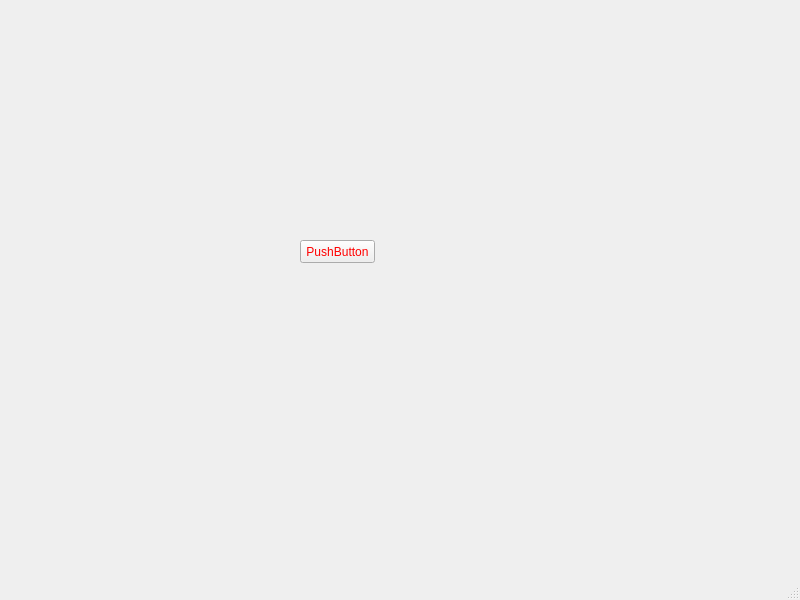
Before: the Qt Designer form lookandfeelcostomization/mainwindow.ui in szkmiyabi/qt_project, drawn with Qt 5.
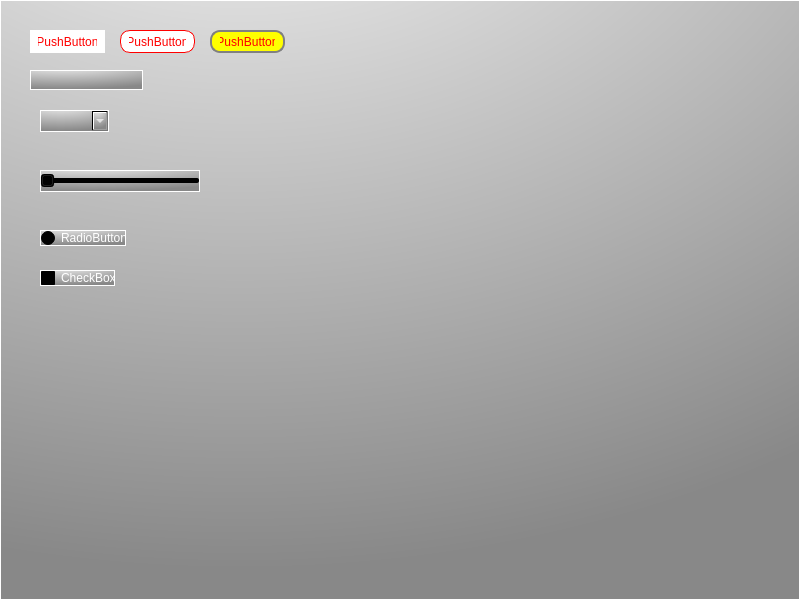
After: the same form once the commit is applied.

Commit message: cssいじる

Patch:
```diff
--- a/lookandfeelcostomization/mainwindow.ui
+++ b/lookandfeelcostomization/mainwindow.ui
@@ -13,35 +13,136 @@
   <property name="windowTitle">
    <string>MainWindow</string>
   </property>
+  <property name="styleSheet">
+   <string notr="true">QPushButton {
+  color: red;
+  background: white;
+  padding: 0 8px;
+  border: 2px solid gray;
+  border-radius: 10px;
+}
+
+QPushButton#pushButton {
+  color: red;
+  border: 0px;
+  border-radius: 0px;
+}
+
+QPushButton#pushButton_2 {
+  border: 1px solid red;
+  border-radius: 10px;
+}
+
+QPushButton#pushButton_3 {
+  background: yellow;
+}
+
+* {
+  background: qradialgradient(cx: 0.3, cy: -0.4,fx: 0.3,fy: -0.4,radius:1.35,stop: 0 #fff,stop:1 #888);
+  color: rgb(255,255,255);
+  border: 1px solid #ffffff;
+}</string>
+  </property>
   <widget class="QWidget" name="centralwidget">
    <widget class="QPushButton" name="pushButton">
     <property name="geometry">
      <rect>
-      <x>300</x>
-      <y>240</y>
+      <x>30</x>
+      <y>30</y>
       <width>75</width>
       <height>23</height>
      </rect>
     </property>
-    <property name="styleSheet">
-     <string notr="true">color: rgb(255, 0, 0)</string>
+    <property name="text">
+     <string>PushButton</string>
     </property>
+   </widget>
+   <widget class="QLineEdit" name="lineEdit">
+    <property name="geometry">
+     <rect>
+      <x>30</x>
+      <y>70</y>
+      <width>113</width>
+      <height>20</height>
+     </rect>
+    </property>
+   </widget>
+   <widget class="QComboBox" name="comboBox">
+    <property name="geometry">
+     <rect>
+      <x>40</x>
+      <y>110</y>
+      <width>69</width>
+      <height>22</height>
+     </rect>
+    </property>
+   </widget>
+   <widget class="QSlider" name="horizontalSlider">
+    <property name="geometry">
+     <rect>
+      <x>40</x>
+      <y>170</y>
+      <width>160</width>
+      <height>22</height>
+     </rect>
+    </property>
+    <property name="orientation">
+     <enum>Qt::Horizontal</enum>
+    </property>
+   </widget>
+   <widget class="QRadioButton" name="radioButton">
+    <property name="geometry">
+     <rect>
+      <x>40</x>
+      <y>230</y>
+      <width>86</width>
+      <height>16</height>
+     </rect>
+    </property>
     <property name="text">
+     <string>RadioButton</string>
+    </property>
+   </widget>
+   <widget class="QCheckBox" name="checkBox">
+    <property name="geometry">
+     <rect>
+      <x>40</x>
+      <y>270</y>
+      <width>75</width>
+      <height>16</height>
+     </rect>
+    </property>
+    <property name="text">
+     <string>CheckBox</string>
+    </property>
+   </widget>
+   <widget class="QPushButton" name="pushButton_2">
+    <property name="geometry">
+     <rect>
+      <x>120</x>
+      <y>30</y>
+      <width>75</width>
+      <height>23</height>
+     </rect>
+    </property>
+    <property name="text">
      <string>PushButton</string>
     </property>
    </widget>
+   <widget class="QPushButton" name="pushButton_3">
+    <property name="geometry">
+     <rect>
+      <x>210</x>
+      <y>30</y>
+      <width>75</width>
+      <height>23</height>
+     </rect>
+    </property>
+    <property name="text">
+     <string>PushButton</string>
+    </property>
+   </widget>
   </widget>
-  <widget class="QMenuBar" name="menubar">
-   <property name="geometry">
-    <rect>
-     <x>0</x>
-     <y>0</y>
-     <width>800</width>
-     <height>21</height>
-    </rect>
-   </property>
-  </widget>
-  <widget class="QStatusBar" name="statusbar"/>
  </widget>
  <resources/>
  <connections/>
```
